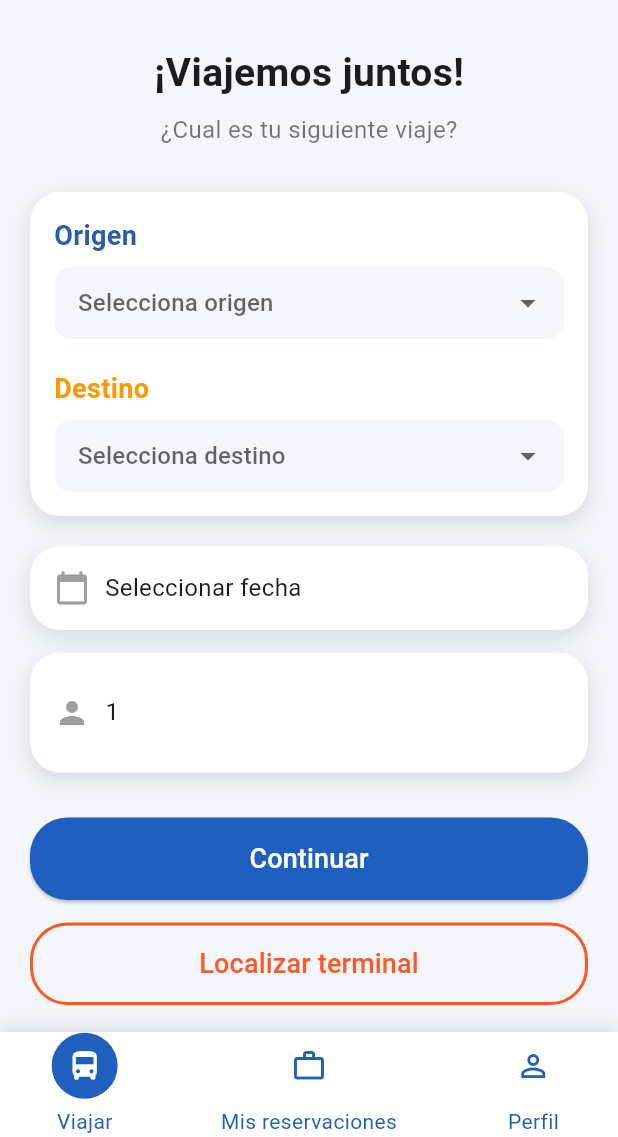
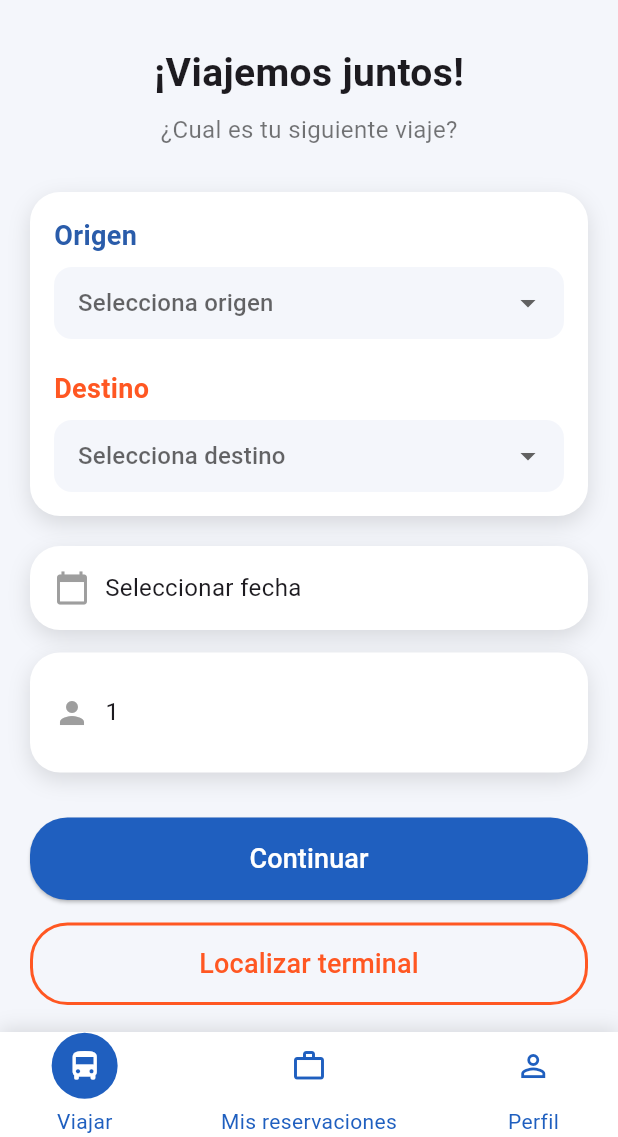
Before and after one commit to hfigaorozco/TCN_mobile, a Flutter app: the screen it shows after launch, on a phone screen of 412 x 824 dp, the part 99-1236 px from its top. Run offline on Flutter 3.47's test engine with Material 3 defaults, Android fonts, the phone set to English and light mode, and no system bars; our stand-ins replace flutter_map, geolocator, latlong2.

Commit message:
Corrigiemdo colores naranja

```diff
--- a/lib/screens/viajar_screen.dart
+++ b/lib/screens/viajar_screen.dart
@@ -181,7 +181,7 @@ class _ViajarScreenState extends State<ViajarScreen> {
           const Text(
             "Destino",
             style: TextStyle(
-              color: Colors.orange,
+              color: Colors.deepOrange,
               fontSize: 18,
               fontWeight: FontWeight.bold,
             ),
```
